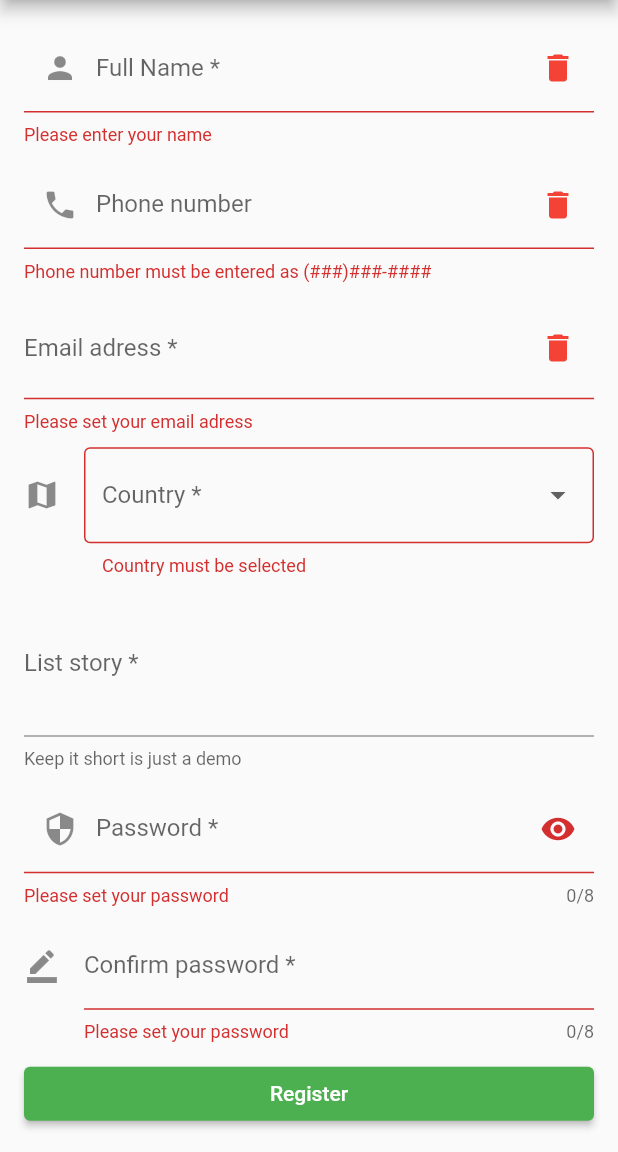
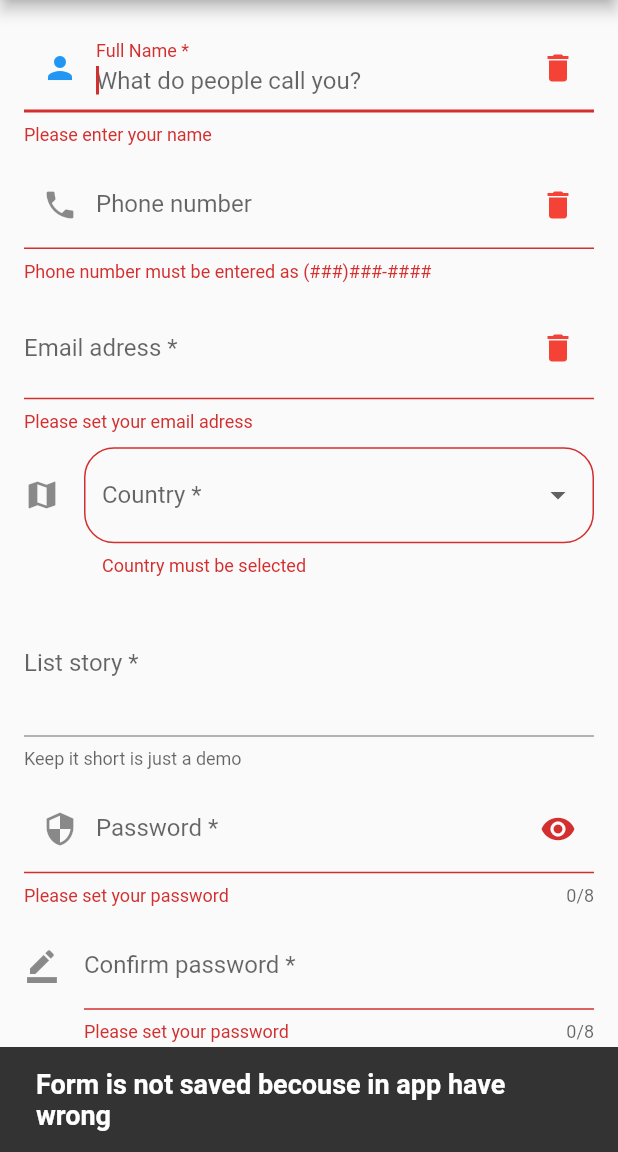
Before and after one commit to mikhael-mike/formsflutter, a Flutter app: the screen it shows after launch, after a tap on "Register", on a phone screen of 412 x 824 dp, the part 84-1236 px from its top. Run offline on Flutter 3.47's test engine with Material 2 defaults, Android fonts, the phone set to English and light mode, and no system bars.

Commit message:
Focus Node and ScaffoldMessenger
Focus node use on name, phone and password. ScaffoldMessenger (showSnackBar) use if the form have some problem with validation

```diff
--- a/lib/screens/register_form_page.dart
+++ b/lib/screens/register_form_page.dart
@@ -11,6 +11,7 @@ class RegisterFormScreen extends StatefulWidget {
 class _RegisterFormScreenState extends State<RegisterFormScreen> {
 
   final _formKey = GlobalKey<FormState>();
+  final _scaaflodKey = GlobalKey<ScaffoldState>();
 
   final _nameController = TextEditingController();
   final _phoneController = TextEditingController();
@@ -22,6 +23,10 @@ class _RegisterFormScreenState extends State<RegisterFormScreen> {
   List<String> _countries = ['Israel', 'France', 'Germany', 'Britany'];
     String? _selectedCountry;
 
+    final _nameFocus = FocusNode();
+    final _phoneFocus = FocusNode();
+    final _passFocus = FocusNode();
+
 
 
   @override
@@ -32,9 +37,16 @@ class _RegisterFormScreenState extends State<RegisterFormScreen> {
     _emailController.dispose();
     _passController.dispose();
     _congPassController.dispose();
+    _listStoryController.dispose();
+    _nameFocus.dispose();
+    _phoneFocus.dispose();
+    _passFocus.dispose();
+    super.dispose();
+  }
 
-    _listStoryController.dispose();
-    super.dispose();
+  void fieldFocusChange(BuildContext context, FocusNode currentFocus, FocusNode nextFocus) {
+    currentFocus.unfocus();
+    FocusScope.of(context).requestFocus(nextFocus);
   }
 
   var detailsInfo = Icon(
@@ -45,6 +57,7 @@ class _RegisterFormScreenState extends State<RegisterFormScreen> {
   @override
   Widget build(BuildContext context) {
     return Scaffold(
+      key: _scaaflodKey,
         appBar: AppBar(
           title: Text('Register form Demo'),
         ),
@@ -54,6 +67,11 @@ class _RegisterFormScreenState extends State<RegisterFormScreen> {
             padding: EdgeInsets.all(16.0),
             children: [
               TextFormField(
+                focusNode: _nameFocus,
+                autofocus: true,
+                onFieldSubmitted: (_) {
+                  fieldFocusChange(context, _nameFocus, _phoneFocus);
+                },
                 controller: _nameController,
                 decoration: InputDecoration(
                   label: Text('Full Name *'),
@@ -76,6 +94,10 @@ class _RegisterFormScreenState extends State<RegisterFormScreen> {
                 height: 10,
               ),
               TextFormField(
+                focusNode: _phoneFocus,
+                onFieldSubmitted: (_) {
+                  fieldFocusChange(context, _phoneFocus, _passFocus);
+                },
                 controller: _phoneController,
                 decoration: InputDecoration(
                     hintText: 'Were we can reach you?',
@@ -121,7 +143,7 @@ class _RegisterFormScreenState extends State<RegisterFormScreen> {
               ),
               DropdownButtonFormField(
                 decoration: InputDecoration(
-                  border: OutlineInputBorder(),
+                  border: OutlineInputBorder(borderRadius: BorderRadius.circular(20.0), borderSide: BorderSide(color: Colors.grey, width: 3.0)),
                   icon: Icon(Icons.map),
                   labelText: 'Country *',
                 ),
@@ -145,6 +167,7 @@ class _RegisterFormScreenState extends State<RegisterFormScreen> {
                 SizedBox(
                 height: 10,
               ),
+
               TextFormField(
                 controller: _listStoryController,
                 decoration: InputDecoration(
@@ -160,6 +183,7 @@ class _RegisterFormScreenState extends State<RegisterFormScreen> {
                 height: 10,
               ),
               TextFormField(
+                focusNode: _passFocus,
                 controller: _passController,
                 obscureText: _hidePass,
                 maxLength: 8,
@@ -238,7 +262,7 @@ class _RegisterFormScreenState extends State<RegisterFormScreen> {
     print('country: ${_selectedCountry}');
     print('story: ${_listStoryController.text}');
     } else {
-      print('Form is not saved becouse in app have wrong');
+      _showMessage(message: 'Form is not saved becouse in app have wrong');
     }
   }
 
@@ -277,4 +301,29 @@ class _RegisterFormScreenState extends State<RegisterFormScreen> {
         return null;
       }
     }
+
+    void _showMessage({String? message}) {
+      // new method
+      ScaffoldMessenger.of(context).showSnackBar(
+        SnackBar(
+          content: Text(message as String, style: TextStyle(
+            fontWeight: FontWeight.bold,
+            fontSize: 18,
+          ),
+          ),
+          duration: Duration(seconds: 3),
+        ),
+      );
+      // _scaaflodKey.currentState!.showSnackBar(
+      //   SnackBar(
+      //     content: Text(message as String, style: TextStyle(
+      //       fontWeight: FontWeight.bold,
+      //       fontSize: 18,
+      //     ),),
+      //     backgroundColor: Colors.red,
+      //     duration: Duration(seconds: 2),
+      //   ),
+      // );
+
+    }
 }
```
